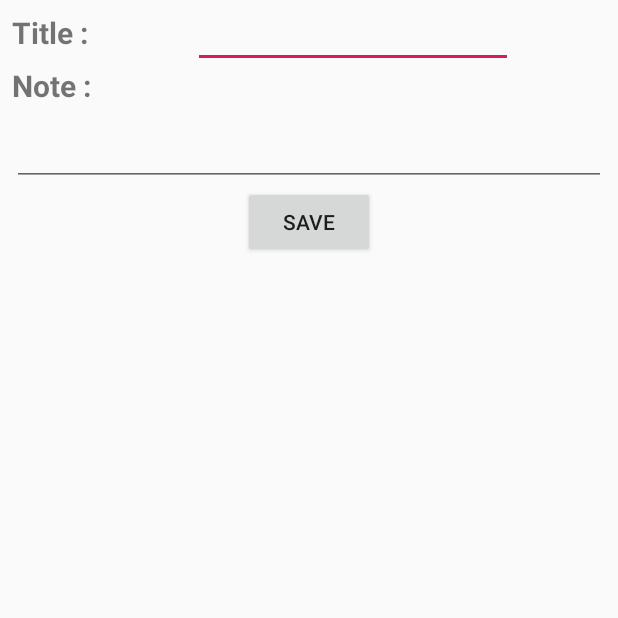
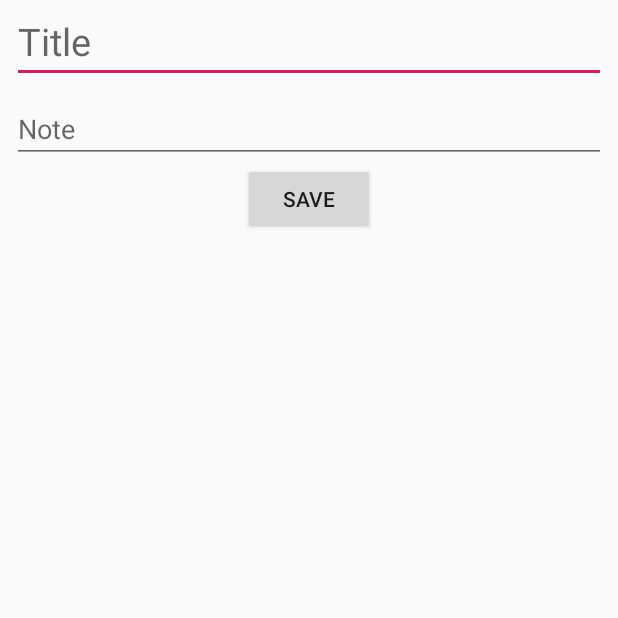
Before and after one commit to armandhrubo/NotesApp, an Android app: the screen it shows after launch (AddNoteActivity), after a tap on an icon or button, on a phone screen of 412 x 824 dp, the top half of it. Run offline under Robolectric (Android 15) with nearby library versions, the phone set to English and light mode, and no system bars; our stand-ins replace ButterKnife.

Commit message:
initial commit

```diff
--- a/app/src/main/java/com/example/editablenotepad/AddNoteActivity.java
+++ b/app/src/main/java/com/example/editablenotepad/AddNoteActivity.java
@@ -41,7 +41,7 @@ public class AddNoteActivity extends AppCompatActivity {
         String title = etTitle.getText().toString();
         String note_text = etNote.getText().toString();
 
-        if(title.equals("") || note_text.equals("")){
+        if (title.equals("") || note_text.equals("")) {
             showToast("Please fill all the fields before saving");
         }else{
             DatabaseHandler db = new DatabaseHandler(this);
--- a/app/src/main/java/com/example/editablenotepad/database/DatabaseHandler.java
+++ b/app/src/main/java/com/example/editablenotepad/database/DatabaseHandler.java
@@ -12,6 +12,8 @@ import com.example.editablenotepad.models.Note;
 import java.util.ArrayList;
 import java.util.List;
 
+import static com.example.editablenotepad.models.Note.COLUMN_TIMESTAMP;
+
 public class DatabaseHandler extends SQLiteOpenHelper {
 
     private static final String TAG = "DatabaseHandler";
@@ -24,6 +26,8 @@ public class DatabaseHandler extends SQLiteOpenHelper {
     private static final String KEY_ID = "id";
     private static final String KEY_TITLE = "title";
     private static final String KEY_NOTE = "note";
+    private static final String KEY_TIMESTAMP = "timestamp";
+
 
     // Coloumn Combinations
     private static final String[] COLS_ID_TITLE_NOTE = new String[] {KEY_ID,KEY_TITLE,KEY_NOTE};
@@ -40,6 +44,7 @@ public class DatabaseHandler extends SQLiteOpenHelper {
                 + KEY_ID + " INTEGER PRIMARY KEY AUTOINCREMENT"+", "
                 + KEY_TITLE + " TEXT NOT NULL"+ ", "
                 + KEY_NOTE + " TEXT"
+                + KEY_TIMESTAMP + " DATETIME DEFAULT CURRENT_TIMESTAMP"
                 + ")";
 
         Log.d(TAG,CREATE_NOTES_TABLE);
@@ -85,8 +90,8 @@ public class DatabaseHandler extends SQLiteOpenHelper {
         }
         db.close();
 
-        Log.d(TAG,"Get Note Result "+ c.getString(0)+","+c.getString(1)+","+c.getString(2));
-        Note note = new Note(Integer.parseInt(c.getString(0)),c.getString(1),c.getString(2));
+        Log.d(TAG,"Get Note Result "+ c.getString(0)+","+c.getString(1)+","+c.getString(2)+","+c.getString(3));
+        Note note = new Note(Integer.parseInt(c.getString(0)),c.getString(1),c.getString(2),c.getString(3));
         return note;
     }
 
@@ -116,8 +121,4 @@ public class DatabaseHandler extends SQLiteOpenHelper {
 
     }
 
-
-
-
-
 }
--- a/app/src/main/res/layout/activity_add_note.xml
+++ b/app/src/main/res/layout/activity_add_note.xml
@@ -6,44 +6,20 @@
     android:layout_height="match_parent"
     tools:context="com.example.editablenotepad.AddNoteActivity">
 
-    <TextView
-        android:id="@+id/tvNoteTitle"
-        android:layout_width="wrap_content"
-        android:layout_height="wrap_content"
-        android:layout_marginLeft="8dp"
-        android:layout_marginTop="8dp"
-        android:text="Title :"
-        android:textStyle="bold"
-        android:textSize="20sp"
-        app:layout_constraintStart_toStartOf="parent"
-        app:layout_constraintTop_toTopOf="parent" />
+
 
     <EditText
         android:id="@+id/etTitle"
-        android:layout_width="wrap_content"
+        android:layout_width="match_parent"
         android:layout_height="wrap_content"
         android:layout_marginEnd="8dp"
         android:layout_marginStart="8dp"
         android:ems="10"
+        android:textSize="25dp"
         android:inputType="textPersonName"
-        android:text=""
-        app:layout_constraintEnd_toEndOf="parent"
-        app:layout_constraintStart_toEndOf="@+id/tvNoteTitle"
-        app:layout_constraintTop_toTopOf="parent" />
+        android:hint="Title"
+        android:text="" />
 
-    <TextView
-        android:id="@+id/tvNote"
-        android:layout_width="0dp"
-        android:layout_height="wrap_content"
-        android:layout_marginEnd="8dp"
-        android:layout_marginStart="8dp"
-        android:layout_marginTop="8dp"
-        android:text="Note :"
-        android:textSize="20sp"
-        android:textStyle="bold"
-        app:layout_constraintEnd_toEndOf="parent"
-        app:layout_constraintStart_toStartOf="parent"
-        app:layout_constraintTop_toBottomOf="@+id/tvNoteTitle" />
 
     <EditText
         android:id="@+id/etNote"
@@ -54,10 +30,11 @@
         android:layout_marginStart="8dp"
         android:layout_marginTop="8dp"
         android:ems="10"
-        android:inputType="textPersonName"
+        android:hint="Note"
+        android:inputType="text|textMultiLine"
         app:layout_constraintEnd_toEndOf="parent"
         app:layout_constraintStart_toStartOf="parent"
-        app:layout_constraintTop_toBottomOf="@+id/tvNote" />
+        app:layout_constraintTop_toBottomOf="@+id/etTitle" />
 
     <Button
         android:id="@+id/btnSaveNote"
--- a/app/src/main/res/layout/activity_main.xml
+++ b/app/src/main/res/layout/activity_main.xml
@@ -17,11 +17,12 @@
 
     <com.google.android.material.floatingactionbutton.FloatingActionButton
         android:id="@+id/fabAddNote"
-        android:src="@drawable/ic_add_black_24dp"
         android:layout_width="wrap_content"
         android:layout_height="wrap_content"
+        android:layout_marginEnd="24dp"
         android:layout_marginBottom="24dp"
-        android:layout_marginEnd="24dp"
+        android:backgroundTint="#7782EA"
+        android:src="@drawable/ic_add_black_24dp"
         app:layout_constraintBottom_toBottomOf="parent"
         app:layout_constraintEnd_toEndOf="parent" />
 
--- a/app/src/main/res/layout/content_add_note.xml
+++ b/app/src/main/res/layout/content_add_note.xml
@@ -8,4 +8,6 @@
     tools:context=".AddNoteActivity"
     tools:showIn="@layout/activity_add_note">
 
+
+
 </androidx.constraintlayout.widget.ConstraintLayout>
```
Also changed, not shown: app/src/main/java/com/example/editablenotepad/adapters/NotesAdapter.java (+20 -1 lines), app/src/main/java/com/example/editablenotepad/models/Note.java (+19 -3 lines), app/src/main/res/layout/row_note.xml (+7 -0 lines).
